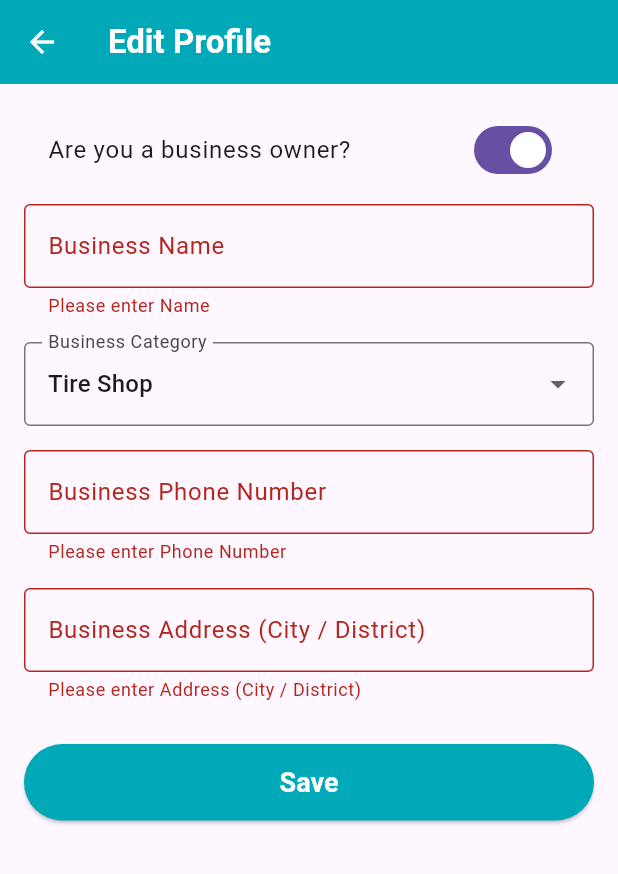
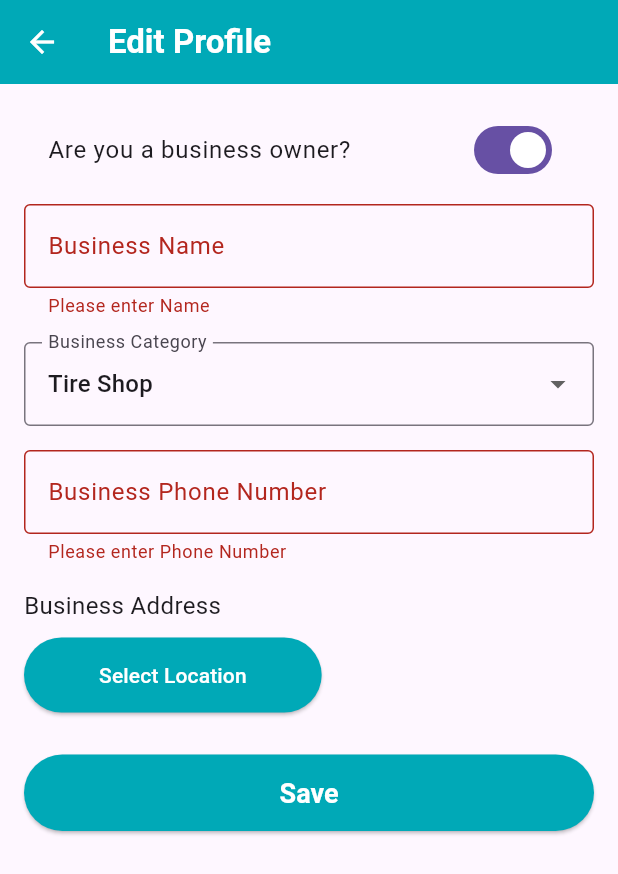
Before and after one commit to Piko59/Vehicle-Spare-Parts-App, a Flutter app: the EditProfilePage screen opened directly, after a tap on "Save", after a tap on "Are you a business owner?", on a phone screen of 412 x 824 dp. Shown: the top 874 px of the screen. Run offline on Flutter 3.47's test engine with Material 3 defaults, Android fonts, the phone set to English and light mode, and no system bars; our stand-ins replace cloud_firestore, firebase_auth, firebase_core, firebase_database, firebase_storage, google_maps_flutter and 4 more; accounts and stored records are empty.

Commit message:
Added Google Maps to application.

```diff
--- a/senior_design/lib/pages/edit_profile_page.dart
+++ b/senior_design/lib/pages/edit_profile_page.dart
@@ -1,6 +1,8 @@
 import 'package:flutter/material.dart';
 import 'package:firebase_database/firebase_database.dart';
 import '../utils/user_manager.dart';
+import 'package:google_maps_flutter/google_maps_flutter.dart';
+import 'select_location_page.dart'; // Harita sayfası için import
 
 class EditProfilePage extends StatefulWidget {
   @override
@@ -17,10 +19,10 @@ class _EditProfilePageState extends State<EditProfilePage> {
   final TextEditingController _nameController = TextEditingController();
   final TextEditingController _usernameController = TextEditingController();
   final TextEditingController _phoneNumberController = TextEditingController();
-  final TextEditingController _addressController = TextEditingController();
 
-  // Business specific field
+  // Business specific fields
   String _businessCategory = 'Tire Shop'; // Default category set
+  LatLng? _businessLocation; // To store the selected location
 
   List<String> businessCategories = [
     'Tire Shop',
@@ -50,11 +52,16 @@ class _EditProfilePageState extends State<EditProfilePage> {
           _usernameController.text =
               userData['username']; // Veritabanından username'i al
           _phoneNumberController.text = userData['phoneNumber'];
-          _addressController.text = userData['address'];
           if (_isBusiness) {
             _businessCategory = userData['businessCategory'] ?? 'Tire Shop';
             if (!businessCategories.contains(_businessCategory)) {
               _businessCategory = 'Tire Shop';
+            }
+            if (userData.containsKey('location')) {
+              _businessLocation = LatLng(
+                userData['location']['latitude'],
+                userData['location']['longitude'],
+              );
             }
           }
         });
@@ -67,8 +74,20 @@ class _EditProfilePageState extends State<EditProfilePage> {
     _nameController.dispose();
     _usernameController.dispose();
     _phoneNumberController.dispose();
-    _addressController.dispose();
     super.dispose();
+  }
+
+  Future<void> _selectLocation() async {
+    final selectedLocation = await Navigator.push(
+      context,
+      MaterialPageRoute(builder: (context) => SelectLocationPage()),
+    );
+
+    if (selectedLocation != null) {
+      setState(() {
+        _businessLocation = selectedLocation;
+      });
+    }
   }
 
   @override
@@ -104,15 +123,12 @@ class _EditProfilePageState extends State<EditProfilePage> {
                 _buildTextInput('Name', _nameController),
                 _buildTextInput('Username', _usernameController),
                 _buildTextInput('Phone Number', _phoneNumberController),
-                _buildTextInput(
-                    'Address (City / District)', _addressController),
               ] else ...[
                 _buildTextInput('Business Name', _nameController),
                 _buildBusinessCategoryDropdown(),
                 _buildTextInput(
                     'Business Phone Number', _phoneNumberController),
-                _buildTextInput(
-                    'Business Address (City / District)', _addressController),
+                _buildLocationSelector(), // Yeni konum seçici düğmesini ekledik
               ],
               SizedBox(height: 20),
               ElevatedButton(
@@ -184,6 +200,43 @@ class _EditProfilePageState extends State<EditProfilePage> {
     );
   }
 
+  Widget _buildLocationSelector() {
+    return Padding(
+      padding: const EdgeInsets.symmetric(vertical: 8.0),
+      child: Column(
+        crossAxisAlignment: CrossAxisAlignment.start,
+        children: [
+          Text(
+            'Business Address',
+            style: TextStyle(fontSize: 16),
+          ),
+          SizedBox(height: 10),
+          Row(
+            children: [
+              ElevatedButton(
+                onPressed: _selectLocation,
+                style: ElevatedButton.styleFrom(
+                  backgroundColor: Color(0xFF00A9B7),
+                  padding: EdgeInsets.symmetric(horizontal: 50, vertical: 15),
+                ),
+                child: Text(
+                  'Select Location',
+                  style: TextStyle(color: Colors.white),
+                ),
+              ),
+              SizedBox(width: 10),
+              if (_businessLocation != null)
+                Text(
+                  'Location Selected',
+                  style: TextStyle(fontSize: 16, color: Colors.green),
+                ),
+            ],
+          ),
+        ],
+      ),
+    );
+  }
+
   void _saveProfile() {
     if (_formKey.currentState!.validate()) {
       String? userId = UserManager.currentUserId;
@@ -193,11 +246,16 @@ class _EditProfilePageState extends State<EditProfilePage> {
           'username': _usernameController.text,
           'phoneNumber': _phoneNumberController.text,
           'profileType': _isBusiness ? 'business' : 'personal',
-          'address': _addressController.text,
         };
 
         if (_isBusiness) {
           profileData['businessCategory'] = _businessCategory;
+          if (_businessLocation != null) {
+            profileData['location'] = {
+              'latitude': _businessLocation!.latitude,
+              'longitude': _businessLocation!.longitude,
+            };
+          }
         }
 
         _databaseReference.child(userId).update(profileData).then((_) {
--- a/senior_design/pubspec.yaml
+++ b/senior_design/pubspec.yaml
@@ -22,6 +22,8 @@ dependencies:
   flutter_signin_button: ^2.0.0
   sign_in_with_apple: ^4.0.0
   intl: ^0.17.0
+  google_maps_flutter: ^2.6.1
+  location: ^6.0.2
 
 dev_dependencies:
   flutter_test:
```
Also changed, not shown: senior_design/lib/pages/profile_page.dart (+4 -4 lines), senior_design/pubspec.lock, 4 other files.
